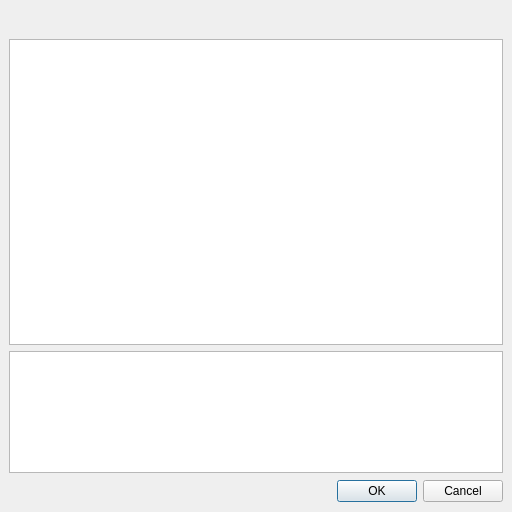
flyhex/qt3dstudio, file src/Authoring/Studio/Application/DataInputListDlg.ui: the form before one commit.
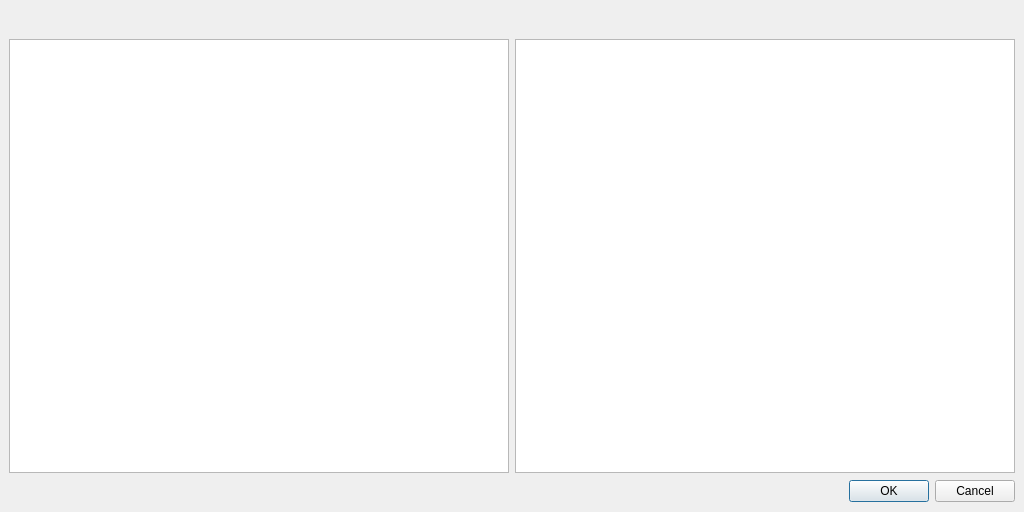
The form after the commit.

Patch:
```diff
--- a/src/Authoring/Studio/Application/DataInputListDlg.ui
+++ b/src/Authoring/Studio/Application/DataInputListDlg.ui
@@ -6,7 +6,7 @@
    <rect>
     <x>0</x>
     <y>0</y>
-    <width>512</width>
+    <width>1024</width>
     <height>512</height>
    </rect>
   </property>
@@ -53,7 +53,7 @@
       <item>
        <widget class="QWidget" name="widget_2" native="true">
         <property name="sizePolicy">
-         <sizepolicy hsizetype="Preferred" vsizetype="Fixed">
+         <sizepolicy hsizetype="Expanding" vsizetype="Fixed">
           <horstretch>0</horstretch>
           <verstretch>0</verstretch>
          </sizepolicy>
@@ -90,7 +90,7 @@
            </property>
            <property name="sizeHint" stdset="0">
             <size>
-             <width>473</width>
+             <width>600</width>
              <height>20</height>
             </size>
            </property>
@@ -116,6 +116,8 @@
        </widget>
       </item>
       <item>
+       <layout class="QHBoxLayout" name="horizontalLayout_4">
+        <item>
        <widget class="QTableView" name="tableView">
         <property name="sizePolicy">
          <sizepolicy hsizetype="Expanding" vsizetype="Expanding">
@@ -123,6 +125,15 @@
           <verstretch>5</verstretch>
          </sizepolicy>
         </property>
+          <property name="minimumSize">
+           <size>
+            <width>500</width>
+            <height>0</height>
+           </size>
+          </property>
+          <property name="focusPolicy">
+           <enum>Qt::NoFocus</enum>
+          </property>
         <property name="editTriggers">
          <set>QAbstractItemView::NoEditTriggers</set>
         </property>
@@ -136,6 +147,9 @@
          <bool>false</bool>
         </property>
         <attribute name="horizontalHeaderVisible">
+           <bool>true</bool>
+          </attribute>
+          <attribute name="horizontalHeaderHighlightSections">
          <bool>false</bool>
         </attribute>
         <attribute name="verticalHeaderVisible">
@@ -151,6 +165,15 @@
           <verstretch>2</verstretch>
          </sizepolicy>
         </property>
+          <property name="minimumSize">
+           <size>
+            <width>500</width>
+            <height>0</height>
+           </size>
+          </property>
+          <property name="focusPolicy">
+           <enum>Qt::NoFocus</enum>
+          </property>
         <property name="selectionMode">
          <enum>QAbstractItemView::ExtendedSelection</enum>
         </property>
@@ -158,9 +181,14 @@
          <enum>QAbstractItemView::SelectRows</enum>
         </property>
         <attribute name="horizontalHeaderVisible">
+           <bool>true</bool>
+          </attribute>
+          <attribute name="horizontalHeaderHighlightSections">
          <bool>false</bool>
         </attribute>
        </widget>
+        </item>
+       </layout>
       </item>
       <item>
        <widget class="QWidget" name="widget_3" native="true">
@@ -196,7 +224,7 @@
            </property>
            <property name="sizeHint" stdset="0">
             <size>
-             <width>241</width>
+             <width>800</width>
              <height>20</height>
             </size>
            </property>
```
Lines whose indentation alone changed are shown as unchanged.
